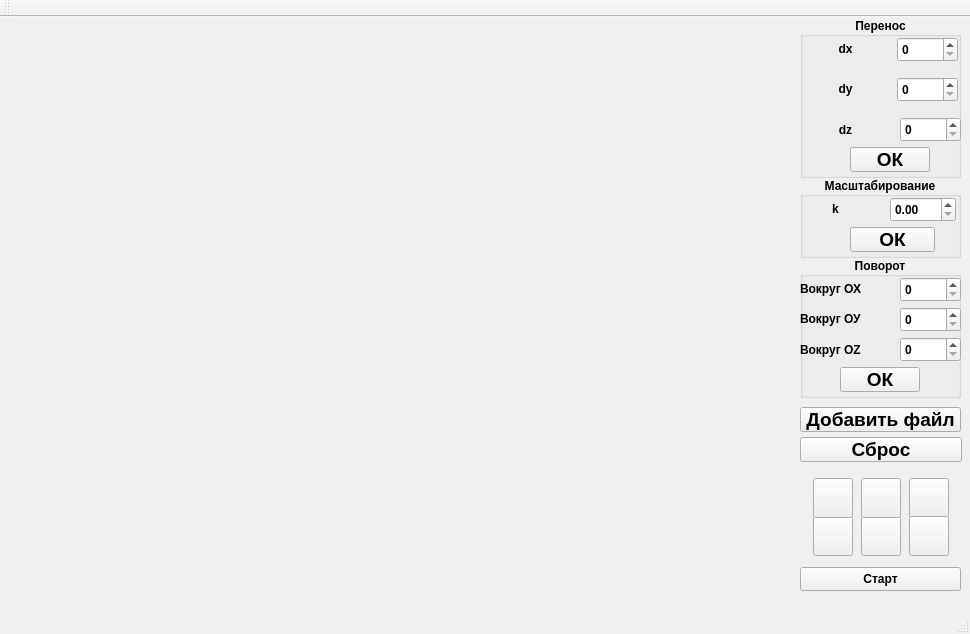
Before: the Qt Designer form course/mainwindow.ui in NastyRu/Particle_explosion, drawn with Qt 5.
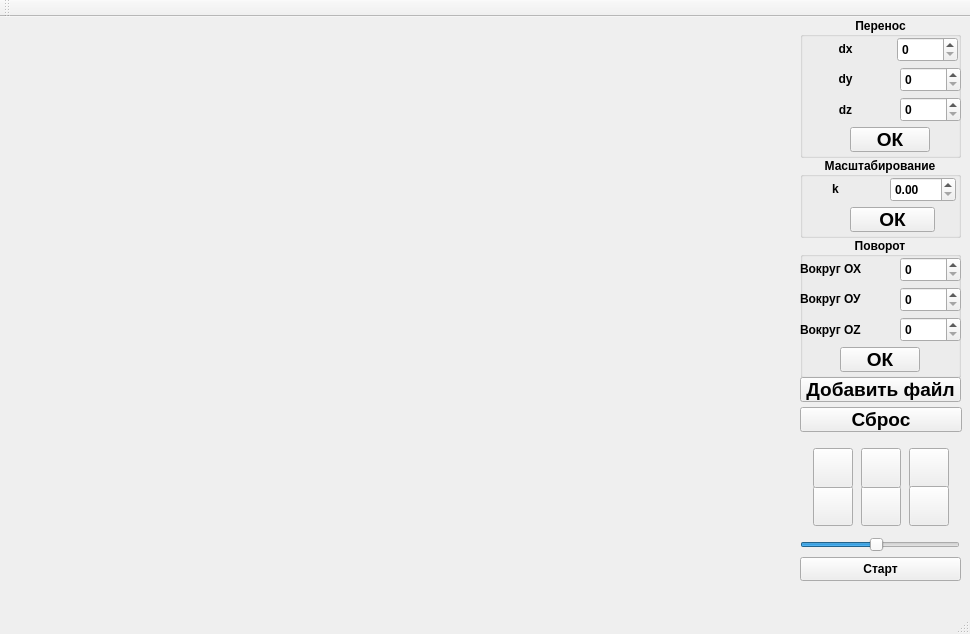
After: the same form once the commit is applied.

The edit to the form file:
```diff
--- a/course/mainwindow.ui
+++ b/course/mainwindow.ui
@@ -21,7 +21,7 @@
     <property name="geometry">
      <rect>
       <x>800</x>
-      <y>450</y>
+      <y>420</y>
       <width>164</width>
       <height>91</height>
      </rect>
@@ -147,7 +147,7 @@
     <property name="geometry">
      <rect>
       <x>800</x>
-      <y>550</y>
+      <y>540</y>
       <width>161</width>
       <height>24</height>
      </rect>
@@ -168,7 +168,7 @@
       <x>800</x>
       <y>0</y>
       <width>161</width>
-      <height>161</height>
+      <height>141</height>
      </rect>
     </property>
     <property name="font">
@@ -215,7 +215,7 @@
      <property name="geometry">
       <rect>
        <x>10</x>
-       <y>100</y>
+       <y>80</y>
        <width>71</width>
        <height>25</height>
       </rect>
@@ -243,7 +243,7 @@
      <property name="geometry">
       <rect>
        <x>50</x>
-       <y>130</y>
+       <y>110</y>
        <width>80</width>
        <height>25</height>
       </rect>
@@ -263,7 +263,7 @@
      <property name="geometry">
       <rect>
        <x>10</x>
-       <y>60</y>
+       <y>50</y>
        <width>71</width>
        <height>24</height>
       </rect>
@@ -303,8 +303,8 @@
     <widget class="QSpinBox" name="spinBox_2">
      <property name="geometry">
       <rect>
-       <x>97</x>
-       <y>60</y>
+       <x>100</x>
+       <y>50</y>
        <width>61</width>
        <height>25</height>
       </rect>
@@ -317,7 +317,7 @@
      <property name="geometry">
       <rect>
        <x>100</x>
-       <y>100</y>
+       <y>80</y>
        <width>61</width>
        <height>25</height>
       </rect>
@@ -331,7 +331,7 @@
     <property name="geometry">
      <rect>
       <x>800</x>
-      <y>160</y>
+      <y>140</y>
       <width>161</width>
       <height>81</height>
      </rect>
@@ -417,7 +417,7 @@
     <property name="geometry">
      <rect>
       <x>800</x>
-      <y>240</y>
+      <y>220</y>
       <width>161</width>
       <height>141</height>
      </rect>
@@ -582,7 +582,7 @@
     <property name="geometry">
      <rect>
       <x>800</x>
-      <y>420</y>
+      <y>390</y>
       <width>162</width>
       <height>25</height>
      </rect>
@@ -602,7 +602,7 @@
     <property name="geometry">
      <rect>
       <x>800</x>
-      <y>390</y>
+      <y>360</y>
       <width>161</width>
       <height>25</height>
      </rect>
@@ -618,6 +618,28 @@
      <string>Добавить файл</string>
     </property>
    </widget>
+   <widget class="QSlider" name="horizontalSlider">
+    <property name="geometry">
+     <rect>
+      <x>800</x>
+      <y>520</y>
+      <width>160</width>
+      <height>16</height>
+     </rect>
+    </property>
+    <property name="minimum">
+     <number>1</number>
+    </property>
+    <property name="maximum">
+     <number>20</number>
+    </property>
+    <property name="value">
+     <number>10</number>
+    </property>
+    <property name="orientation">
+     <enum>Qt::Horizontal</enum>
+    </property>
+   </widget>
   </widget>
   <widget class="QToolBar" name="mainToolBar">
    <attribute name="toolBarArea">
```
